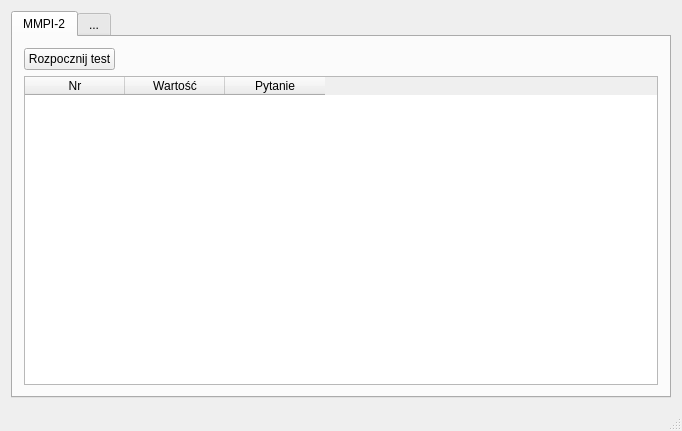
brzeszczot/NeuroTool, file mainwindow.ui: the form before one commit.
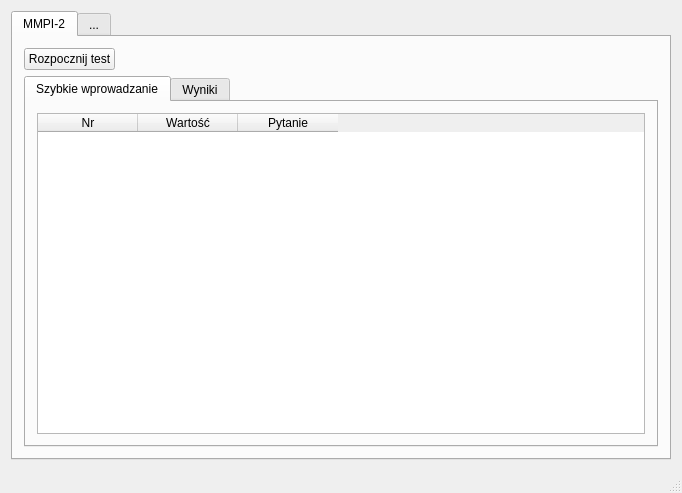
The form after the commit.

Commit message: MMPI2 collecting table done + results tab added

What changed in the file:
```diff
--- a/mainwindow.ui
+++ b/mainwindow.ui
@@ -7,7 +7,7 @@
     <x>0</x>
     <y>0</y>
     <width>682</width>
-    <height>431</height>
+    <height>493</height>
    </rect>
   </property>
   <property name="windowTitle">
@@ -56,6 +56,16 @@
          </layout>
         </item>
         <item>
+         <widget class="QTabWidget" name="tabWidget_2">
+          <property name="currentIndex">
+           <number>0</number>
+          </property>
+          <widget class="QWidget" name="tab_3">
+           <attribute name="title">
+            <string>Szybkie wprowadzanie</string>
+           </attribute>
+           <layout class="QHBoxLayout" name="horizontalLayout_3">
+            <item>
          <widget class="QTableWidget" name="tableWidget">
           <property name="layoutDirection">
            <enum>Qt::LeftToRight</enum>
@@ -84,6 +94,15 @@
             <string>Pytanie</string>
            </property>
           </column>
+             </widget>
+            </item>
+           </layout>
+          </widget>
+          <widget class="QWidget" name="tab_4">
+           <attribute name="title">
+            <string>Wyniki</string>
+           </attribute>
+          </widget>
          </widget>
         </item>
        </layout>
```
Lines whose indentation alone changed are shown as unchanged. The commit also changes 6 other files.
